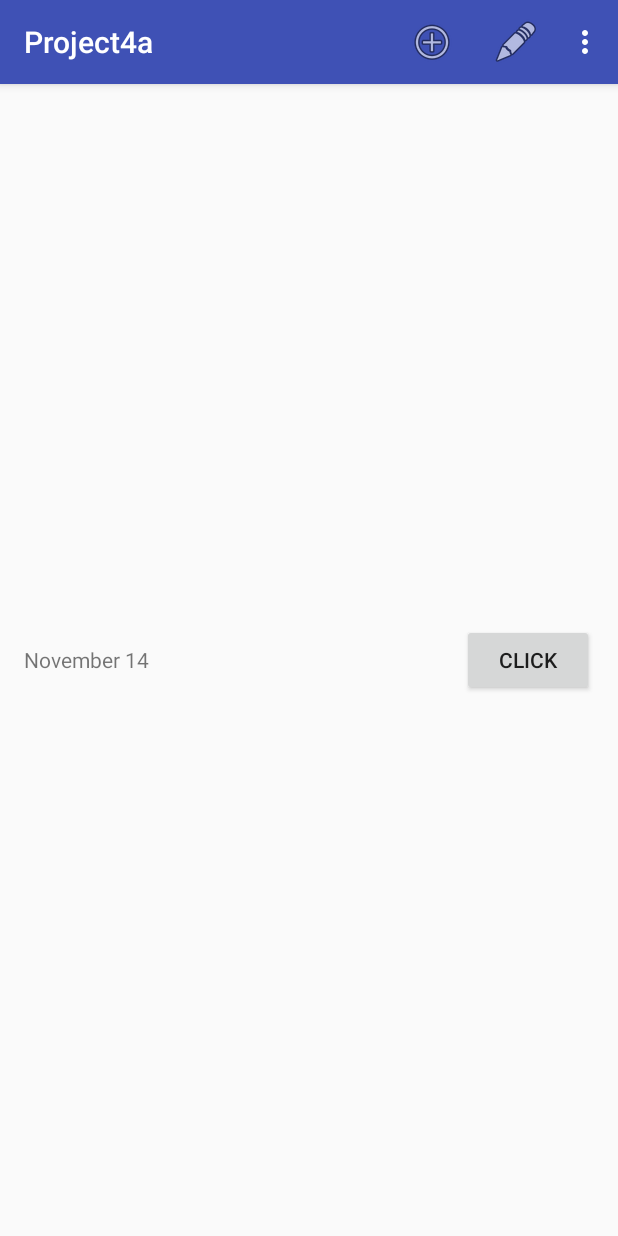
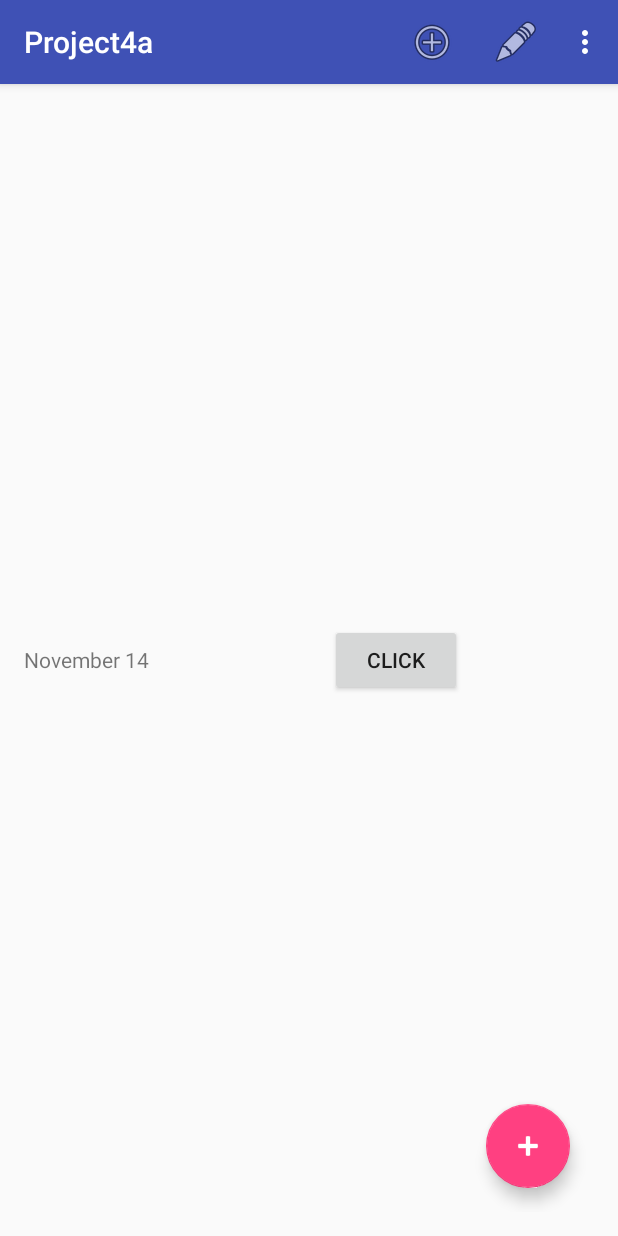
Before and after one commit to raczak/INF4041_rachedi_sarfaraz, an Android app: the screen it shows after launch (MainActivity), on a phone screen of 412 x 824 dp. Run offline under Robolectric (Android 15) with nearby library versions, the phone set to English and light mode, and no system bars.

Commit message:
Début du projet à partir du TP terminé

```diff
--- a/app/build.gradle
+++ b/app/build.gradle
@@ -25,5 +25,6 @@
     compile 'com.android.support:appcompat-v7:24.0.0'
     compile 'com.android.support:support-v4:24.0.0'
     compile 'com.android.support:recyclerview-v7:24.0.0'
+    compile 'com.android.support:design:24.0.0'
     compile 'com.android.support:cardview-v7:24.0.+'
 }
--- a/app/src/main/java/com/rachedisarfaraz/project4a/ListActivity.java
+++ b/app/src/main/java/com/rachedisarfaraz/project4a/ListActivity.java
@@ -20,7 +20,6 @@
     private RecyclerView mRecyclerView;
     private RecyclerView.Adapter mAdapter;
     private RecyclerView.LayoutManager mLayoutManager;
-    //private ArrayList<MyNotification> mDataset = new ArrayList<MyNotification>();
 
     @Override
     protected void onCreate(Bundle savedInstanceState) {
@@ -41,11 +40,6 @@
         mRecyclerView.setLayoutManager(mLayoutManager);
 
         //The adapter to handle data and bind it
-        /*for (int i =0; i < 10; i++){
-            MyNotification notification = new MyNotification("Notificaiton n°"+i, "Lorem Ipsum"+i);
-            mDataset.add(notification);
-        }*/
-
         mAdapter = new BiersAdapter(getBiersFromFile());
         mRecyclerView.setAdapter(mAdapter);
 
--- a/app/src/main/java/com/rachedisarfaraz/project4a/MainActivity.java
+++ b/app/src/main/java/com/rachedisarfaraz/project4a/MainActivity.java
@@ -1,6 +1,7 @@
 package com.rachedisarfaraz.project4a;
 
 import android.content.Intent;
+import android.support.design.widget.FloatingActionButton;
 import android.support.v7.app.AppCompatActivity;
 import android.os.Bundle;
 import android.text.format.DateUtils;
@@ -14,6 +15,7 @@
 import java.util.Date;
 
 public class MainActivity extends AppCompatActivity {
+    FloatingActionButton fabButton;
 
     @Override
     protected void onCreate(Bundle savedInstanceState) {
@@ -21,6 +23,9 @@
         setContentView(R.layout.activity_main);
 
         TextView tv_hw = (TextView) findViewById(R.id.tv_hello_word);
+
+        //Setup of Fab button
+        fabButton = (FloatingActionButton) findViewById(R.id.fab);
 
         String now = DateUtils.formatDateTime(getApplicationContext(), (new Date()).getTime(), DateFormat.FULL);
         tv_hw.setText(now);
@@ -34,6 +39,13 @@
                 Toast.makeText(MainActivity.this, "Next activity", Toast.LENGTH_SHORT).show();
                 Intent nextAct =new Intent(MainActivity.this, ListActivity.class);
                 startActivity(nextAct);
+            }
+        });
+
+        fabButton.setOnClickListener(new View.OnClickListener() {
+            @Override
+            public void onClick(View view) {
+                startActivity(new Intent(MainActivity.this, ListActivity.class));
             }
         });
     }
--- a/app/src/main/res/layout/activity_main.xml
+++ b/app/src/main/res/layout/activity_main.xml
@@ -25,4 +25,14 @@
         android:text="@string/button"
         android:id="@+id/btn_hello_world"
         android:layout_gravity="center" />
+
+    <android.support.design.widget.FloatingActionButton
+        android:id="@+id/fab"
+        android:layout_width="wrap_content"
+        android:layout_height="wrap_content"
+        android:layout_gravity="bottom|end"
+        android:layout_margin="@dimen/fab_margin"
+        android:src="@android:drawable/ic_input_add"
+        android:tint="@color/colorWhite" />
+
 </LinearLayout>
--- a/app/src/main/res/values/colors.xml
+++ b/app/src/main/res/values/colors.xml
@@ -3,4 +3,5 @@
     <color name="colorPrimary">#3F51B5</color>
     <color name="colorPrimaryDark">#303F9F</color>
     <color name="colorAccent">#FF4081</color>
+    <color name="colorWhite">#FFFFFF</color>
 </resources>
--- a/app/src/main/res/values/dimens.xml
+++ b/app/src/main/res/values/dimens.xml
@@ -3,4 +3,5 @@
     <dimen name="activity_horizontal_margin">16dp</dimen>
     <dimen name="activity_vertical_margin">16dp</dimen>
     <dimen name="text_margin">16dp</dimen>
+    <dimen name="fab_margin">16dp</dimen>
 </resources>
```
